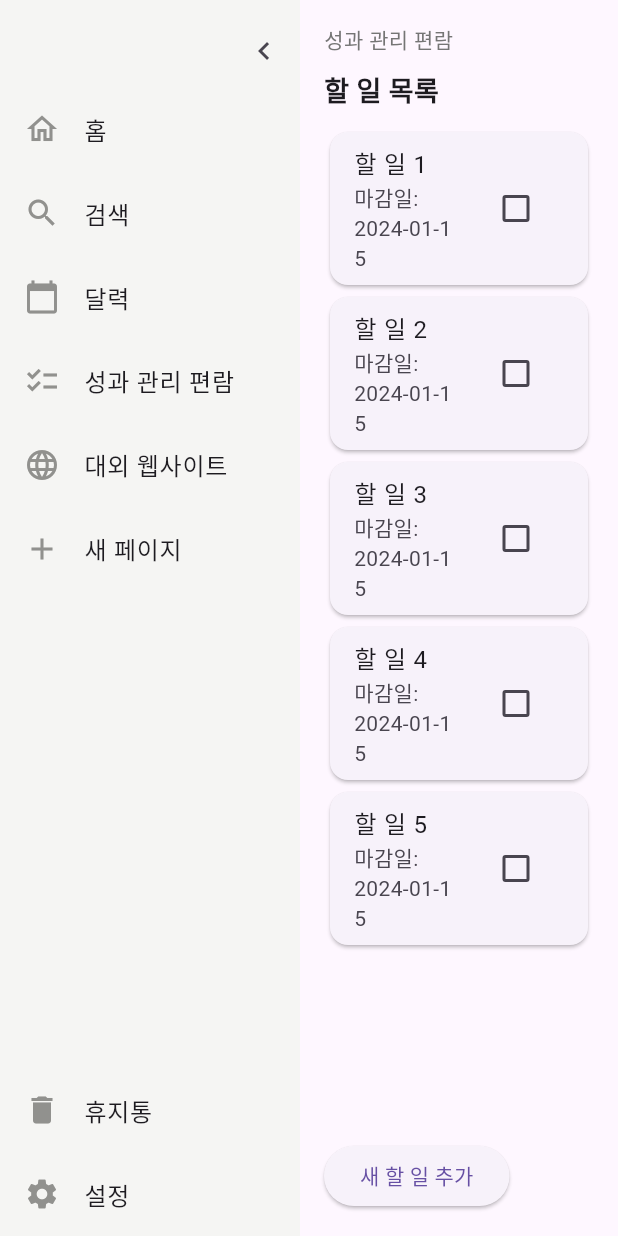
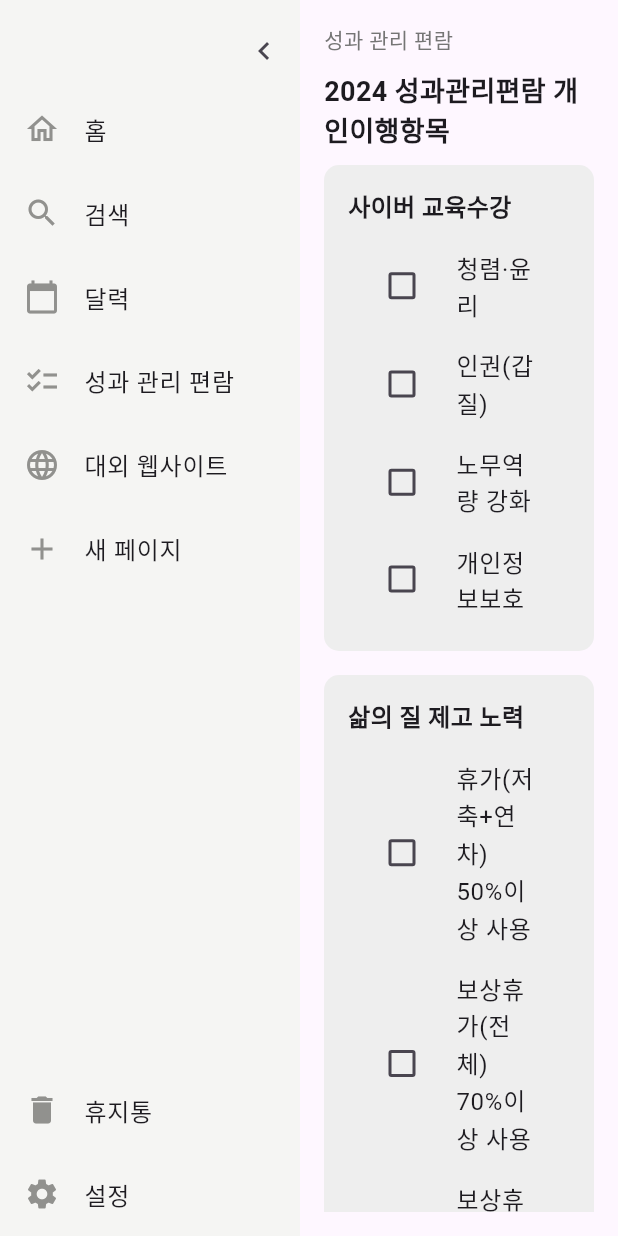
Before and after one commit to hwan03/note, a Flutter app: the ToDoPage screen opened directly, on a phone screen of 412 x 824 dp. Run offline on Flutter 3.47's test engine with Material 3 defaults, Android fonts, the phone set to English and light mode, and no system bars; our stand-ins replace table_calendar.

Commit message:
개인이행항목 세부 내용 수정

```diff
--- a/lib/to_do.dart
+++ b/lib/to_do.dart
@@ -7,52 +7,89 @@ class ToDoPage extends StatefulWidget {
 }
 
 class _ToDoPageState extends State<ToDoPage> {
+  final List<Map<String, dynamic>> sections = [
+    {
+      'title': '사이버 교육수강',
+      'items': ['청렴·윤리', '인권(갑질)', '노무역량 강화', '개인정보보호']
+    },
+    {
+      'title': '삶의 질 제고 노력',
+      'items': ['휴가(저축+연차) 50%이상 사용', '보상휴가(전체) 70%이상 사용', '보상휴가(금년도 발생) 100%이상 사용', '유연근무 9주 이상 사용']
+    },
+    {
+      'title': '사회공헌 노력',
+      'items': ['봉사활동 4시간 이상']
+    },
+    {
+      'title': 'PC보안 강화',
+      'items': ['사이버보안진단의 날 [내PC 지킴이] 종합점수 100점 유지']
+    },
+    {
+      'title': '건강관리 노력',
+      'items': ['건강검진 수검']
+    },
+  ];
 
   @override
   Widget build(BuildContext context) {
     return Scaffold(
       body: Row(
         children: [
-          Sidebar(), // Sidebar widget 사용),
+          Sidebar(), // Sidebar widget 사용
           Expanded(
             child: Container(
               padding: const EdgeInsets.all(16.0),
               child: Column(
                 crossAxisAlignment: CrossAxisAlignment.start,
                 children: [
-                  Text('성과 관리 편람',
-                      style: TextStyle(
-                          fontSize: 14,
-                          color: Colors.grey[600])),
+                  Text(
+                    '성과 관리 편람',
+                    style: TextStyle(fontSize: 14, color: Colors.grey[600]),
+                  ),
                   SizedBox(height: 10),
                   Text(
-                    '할 일 목록',
+                    '2024 성과관리편람 개인이행항목',
                     style: TextStyle(fontSize: 18, fontWeight: FontWeight.bold),
                   ),
                   SizedBox(height: 10),
                   Expanded(
                     child: ListView.builder(
-                      itemCount: 5,
+                      itemCount: sections.length,
                       itemBuilder: (context, index) {
-                        return Card(
-                          child: ListTile(
-                            title: Text('할 일 ${index + 1}'),
-                            subtitle: Text('마감일: 2024-01-15'),
-                            trailing: Checkbox(
-                              value: false,
-                              onChanged: (value) {},
-                            ),
+                        final section = sections[index];
+                        return Container(
+                          margin: EdgeInsets.only(bottom: 16),
+                          padding: EdgeInsets.all(16),
+                          decoration: BoxDecoration(
+                            color: Colors.grey[200],
+                            borderRadius: BorderRadius.circular(10),
+                          ),
+                          child: Column(
+                            crossAxisAlignment: CrossAxisAlignment.start,
+                            children: [
+                              Text(
+                                section['title'],
+                                style: TextStyle(
+                                  fontSize: 16,
+                                  fontWeight: FontWeight.bold,
+                                ),
+                              ),
+                              SizedBox(height: 8),
+                              ...List.generate(
+                                section['items'].length,
+                                    (itemIndex) => CheckboxListTile(
+                                  title: Text(section['items'][itemIndex]),
+                                  value: false,
+                                  onChanged: (value) {},
+                                  controlAffinity:
+                                  ListTileControlAffinity.leading,
+                                ),
+                              ),
+                            ],
                           ),
                         );
                       },
                     ),
-                  ),
-                  SizedBox(height: 20),
-                  ElevatedButton(
-                    onPressed: () {
-                      // 할 일 추가 페이지로 이동하는 로직
-                    },
-                    child: Text('새 할 일 추가'),
                   ),
                 ],
               ),
```
